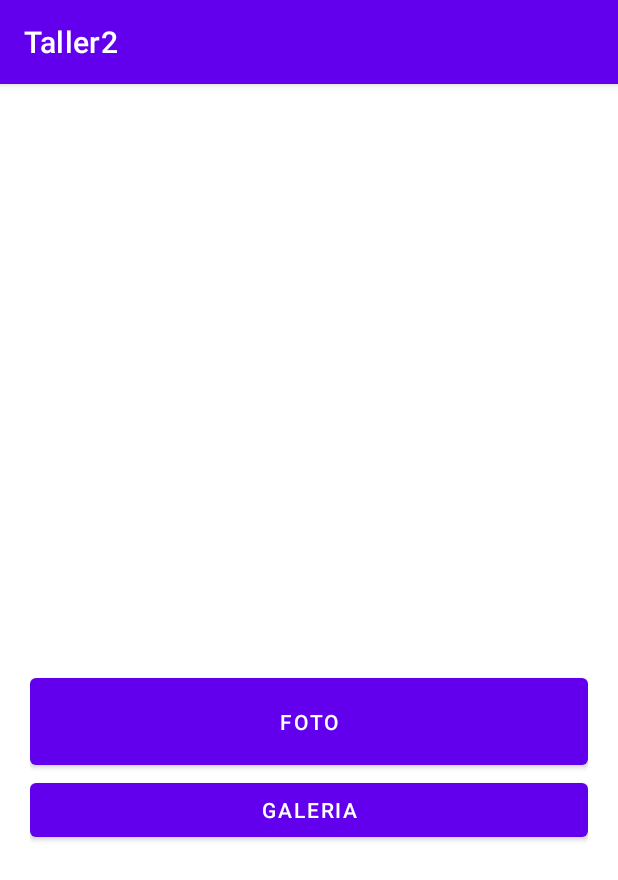
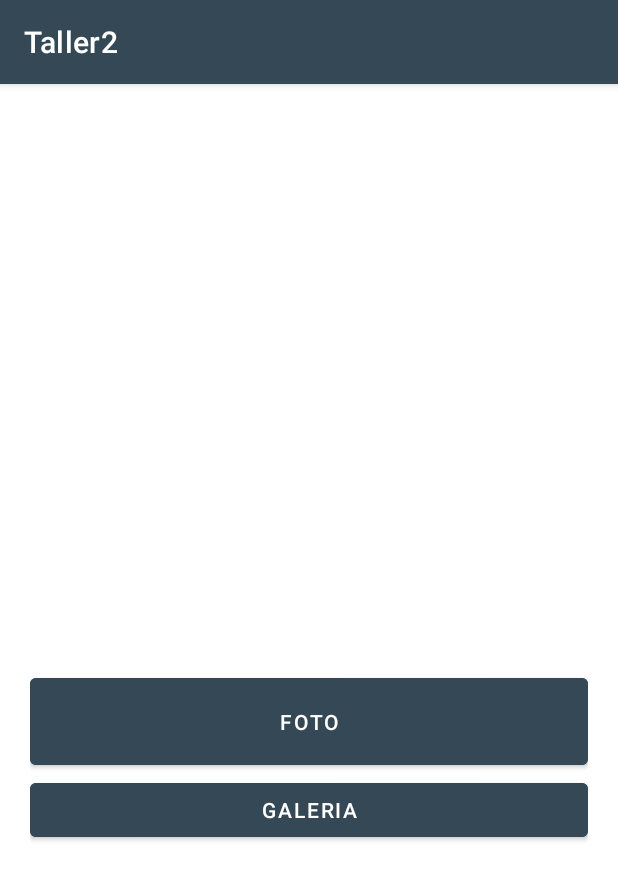
Before and after one commit to DrizoGa/android_permisos, an Android app: the CamaraActivity screen opened directly, with no data from a screen before it, on a phone screen of 412 x 824 dp. Shown: the top 880 px of the screen. Run offline under Robolectric (Android 15) with nearby library versions, the phone set to English and light mode, and no system bars.

Commit message:
colors change

```diff
--- a/app/src/main/res/layout/activity_camara.xml
+++ b/app/src/main/res/layout/activity_camara.xml
@@ -18,12 +18,14 @@
         android:layout_width="match_parent"
         android:layout_height="70dp"
         android:layout_marginTop="20dp"
+        android:backgroundTint="@color/SecondBlue"
         android:text="Foto" />
 
     <Button
         android:id="@+id/button"
         android:layout_width="match_parent"
         android:layout_height="wrap_content"
+        android:backgroundTint="@color/SecondBlue"
         android:onClick="onclick"
         android:text="Galeria" />
 
--- a/app/src/main/res/values-night/themes.xml
+++ b/app/src/main/res/values-night/themes.xml
@@ -2,8 +2,8 @@
     <!-- Base application theme. -->
     <style name="Theme.Taller2" parent="Theme.MaterialComponents.DayNight.DarkActionBar">
         <!-- Primary brand color. -->
-        <item name="colorPrimary">@color/purple_200</item>
-        <item name="colorPrimaryVariant">@color/purple_700</item>
+        <item name="colorPrimary">@color/SecondBlue</item>
+        <item name="colorPrimaryVariant">@color/FirstBlue</item>
         <item name="colorOnPrimary">@color/black</item>
         <!-- Secondary brand color. -->
         <item name="colorSecondary">@color/teal_200</item>
--- a/app/src/main/res/values/colors.xml
+++ b/app/src/main/res/values/colors.xml
@@ -7,4 +7,6 @@
     <color name="teal_700">#FF018786</color>
     <color name="black">#FF000000</color>
     <color name="white">#FFFFFFFF</color>
+    <color name="FirstBlue">#232F34</color>
+    <color name="SecondBlue">#344955</color>
 </resources>
--- a/app/src/main/res/values/themes.xml
+++ b/app/src/main/res/values/themes.xml
@@ -2,8 +2,8 @@
     <!-- Base application theme. -->
     <style name="Theme.Taller2" parent="Theme.MaterialComponents.DayNight.DarkActionBar">
         <!-- Primary brand color. -->
-        <item name="colorPrimary">@color/purple_500</item>
-        <item name="colorPrimaryVariant">@color/purple_700</item>
+        <item name="colorPrimary">@color/SecondBlue</item>
+        <item name="colorPrimaryVariant">@color/FirstBlue</item>
         <item name="colorOnPrimary">@color/white</item>
         <!-- Secondary brand color. -->
         <item name="colorSecondary">@color/teal_200</item>
```
